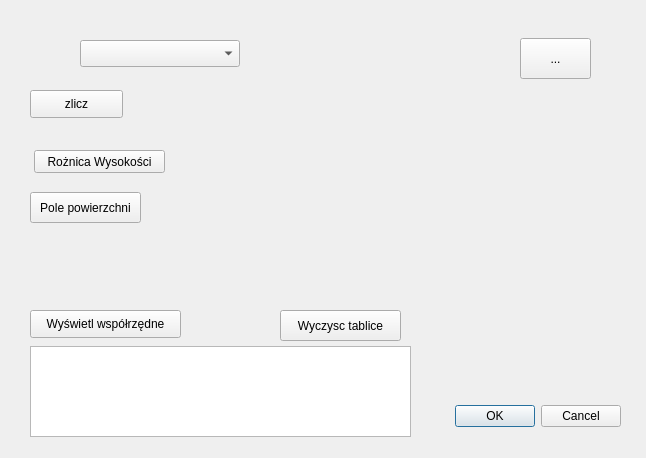
Old version of the form wtyczka_projekt_3/wtyczka_projekt_3_dialog_base.ui in the repository Sawoboh/Informatyka_Projekt_2.
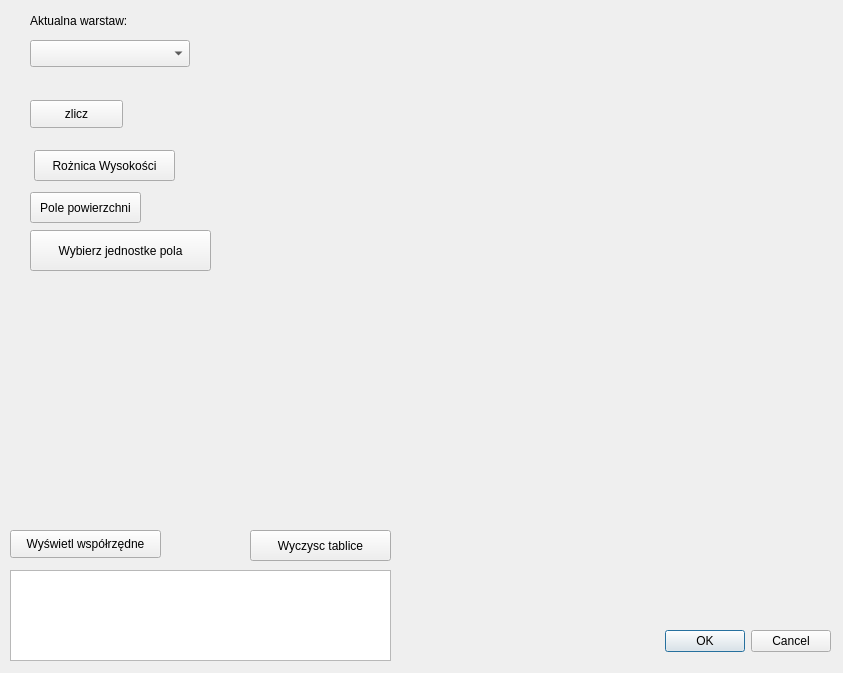
New version of the form. Custom widgets are drawn as their Qt base class.

Commit message: Usunięcie tekstu po wyłączeniu pliku

What changed in the file:
```diff
--- a/wtyczka_projekt_3/wtyczka_projekt_3_dialog_base.ui
+++ b/wtyczka_projekt_3/wtyczka_projekt_3_dialog_base.ui
@@ -6,8 +6,8 @@
    <rect>
     <x>0</x>
     <y>0</y>
-    <width>646</width>
-    <height>458</height>
+    <width>843</width>
+    <height>673</height>
    </rect>
   </property>
   <property name="windowTitle">
@@ -16,10 +16,10 @@
   <widget class="QDialogButtonBox" name="button_box">
    <property name="geometry">
     <rect>
-     <x>280</x>
-     <y>400</y>
-     <width>341</width>
-     <height>32</height>
+     <x>460</x>
+     <y>621</y>
+     <width>371</width>
+     <height>41</height>
     </rect>
    </property>
    <property name="orientation">
@@ -33,7 +33,7 @@
    <property name="geometry">
     <rect>
      <x>30</x>
-     <y>90</y>
+     <y>100</y>
      <width>93</width>
      <height>28</height>
     </rect>
@@ -45,7 +45,7 @@
   <widget class="QLabel" name="pokaz_ilosc_punktow">
    <property name="geometry">
     <rect>
-     <x>180</x>
+     <x>150</x>
      <y>100</y>
      <width>131</width>
      <height>31</height>
@@ -58,7 +58,7 @@
   <widget class="QgsMapLayerComboBox" name="mMapLayerComboBox_layers">
    <property name="geometry">
     <rect>
-     <x>80</x>
+     <x>30</x>
      <y>40</y>
      <width>160</width>
      <height>27</height>
@@ -70,8 +70,8 @@
     <rect>
      <x>34</x>
      <y>150</y>
-     <width>131</width>
-     <height>23</height>
+     <width>141</width>
+     <height>31</height>
     </rect>
    </property>
    <property name="text">
@@ -81,8 +81,8 @@
   <widget class="QTextEdit" name="wspolrzedne">
    <property name="geometry">
     <rect>
-     <x>30</x>
-     <y>346</y>
+     <x>10</x>
+     <y>570</y>
      <width>381</width>
      <height>91</height>
     </rect>
@@ -93,8 +93,8 @@
     <rect>
      <x>210</x>
      <y>150</y>
-     <width>141</width>
-     <height>21</height>
+     <width>151</width>
+     <height>31</height>
     </rect>
    </property>
    <property name="text">
@@ -117,10 +117,10 @@
   <widget class="QLabel" name="pole_powierzchni_wynik">
    <property name="geometry">
     <rect>
-     <x>180</x>
-     <y>190</y>
-     <width>111</width>
-     <height>31</height>
+     <x>240</x>
+     <y>200</y>
+     <width>171</width>
+     <height>41</height>
     </rect>
    </property>
    <property name="text">
@@ -130,8 +130,8 @@
   <widget class="QPushButton" name="wyswietlanie_wspolrzednych">
    <property name="geometry">
     <rect>
-     <x>30</x>
-     <y>310</y>
+     <x>10</x>
+     <y>530</y>
      <width>151</width>
      <height>28</height>
     </rect>
@@ -143,9 +143,9 @@
   <widget class="QPushButton" name="wyczyszczenie_tablicy">
    <property name="geometry">
     <rect>
-     <x>280</x>
-     <y>310</y>
-     <width>121</width>
+     <x>250</x>
+     <y>530</y>
+     <width>141</width>
      <height>31</height>
     </rect>
    </property>
@@ -156,14 +156,27 @@
   <widget class="QToolButton" name="toolButton">
    <property name="geometry">
     <rect>
-     <x>520</x>
-     <y>38</y>
-     <width>71</width>
+     <x>30</x>
+     <y>230</y>
+     <width>181</width>
      <height>41</height>
     </rect>
    </property>
    <property name="text">
-    <string>...</string>
+    <string>Wybierz jednostke pola</string>
+   </property>
+  </widget>
+  <widget class="QLabel" name="label">
+   <property name="geometry">
+    <rect>
+     <x>30</x>
+     <y>10</y>
+     <width>171</width>
+     <height>21</height>
+    </rect>
+   </property>
+   <property name="text">
+    <string>Aktualna warstaw:</string>
    </property>
   </widget>
  </widget>
```
Left out of the diff: 8 changed lines with no effect on the pictures. The commit also changes 2 other files.
